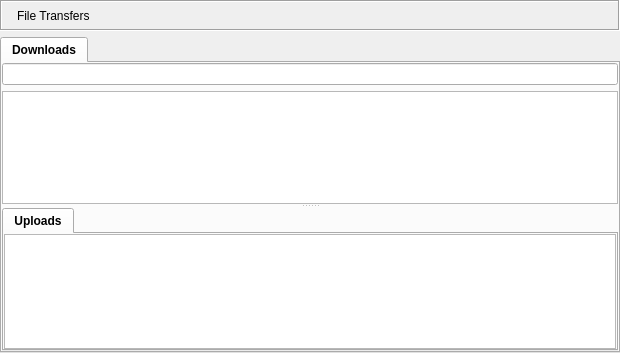
Before: the Qt Designer form retroshare-gui/src/gui/FileTransfer/TransfersDialog.ui in RetroShare/RetroShare, drawn with Qt 5.
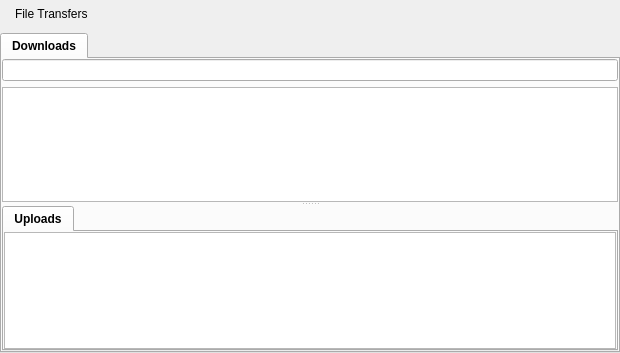
After: the same form once the commit is applied. Icons and pictures are not drawn. Custom widgets are drawn as their Qt base class.

Commit message:
Removed the default stylsheets from titlebar frames
Removed the default stylsheets from titlebar frames

Diff of the .ui file:
```diff
--- a/retroshare-gui/src/gui/FileTransfer/TransfersDialog.ui
+++ b/retroshare-gui/src/gui/FileTransfer/TransfersDialog.ui
@@ -32,7 +32,7 @@
       </sizepolicy>
      </property>
      <property name="frameShape">
-      <enum>QFrame::Box</enum>
+      <enum>QFrame::NoFrame</enum>
      </property>
      <property name="frameShadow">
       <enum>QFrame::Sunken</enum>
```
Lines whose indentation alone changed are shown as unchanged. The commit also changes 9 other files.
